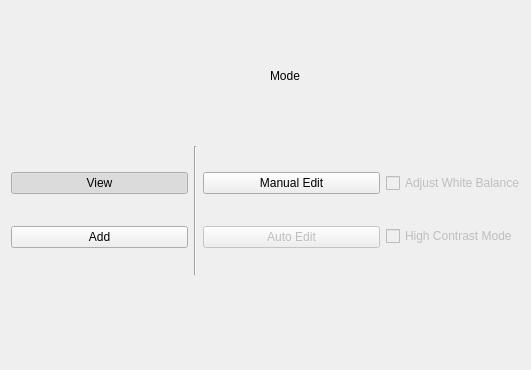
Above: gui/definitions/ui/result_editor_dialog.ui from SilMon/NucDetect before the change; both pictures show x 0 to 531 and y 0 to 370 of the 1132 by 882 pixel window. Below: the same form after it.
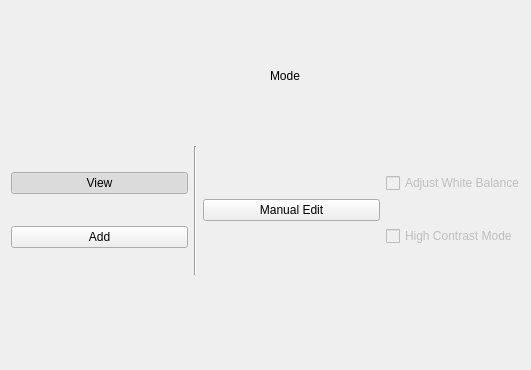
That is the form after the change.

Commit message: Remove the auto-edit dialog from the manual editor

Patch:
```diff
--- a/gui/definitions/ui/result_editor_dialog.ui
+++ b/gui/definitions/ui/result_editor_dialog.ui
@@ -137,19 +137,6 @@
            </attribute>
           </widget>
          </item>
-         <item>
-          <widget class="QPushButton" name="btn_auto">
-           <property name="enabled">
-            <bool>false</bool>
-           </property>
-           <property name="toolTip">
-            <string>Opens a dialog to semi-automatically adjust the nucleus detection</string>
-           </property>
-           <property name="text">
-            <string>Auto Edit</string>
-           </property>
-          </widget>
-         </item>
         </layout>
        </item>
        <item>
```
The commit also changes 4 other files.
